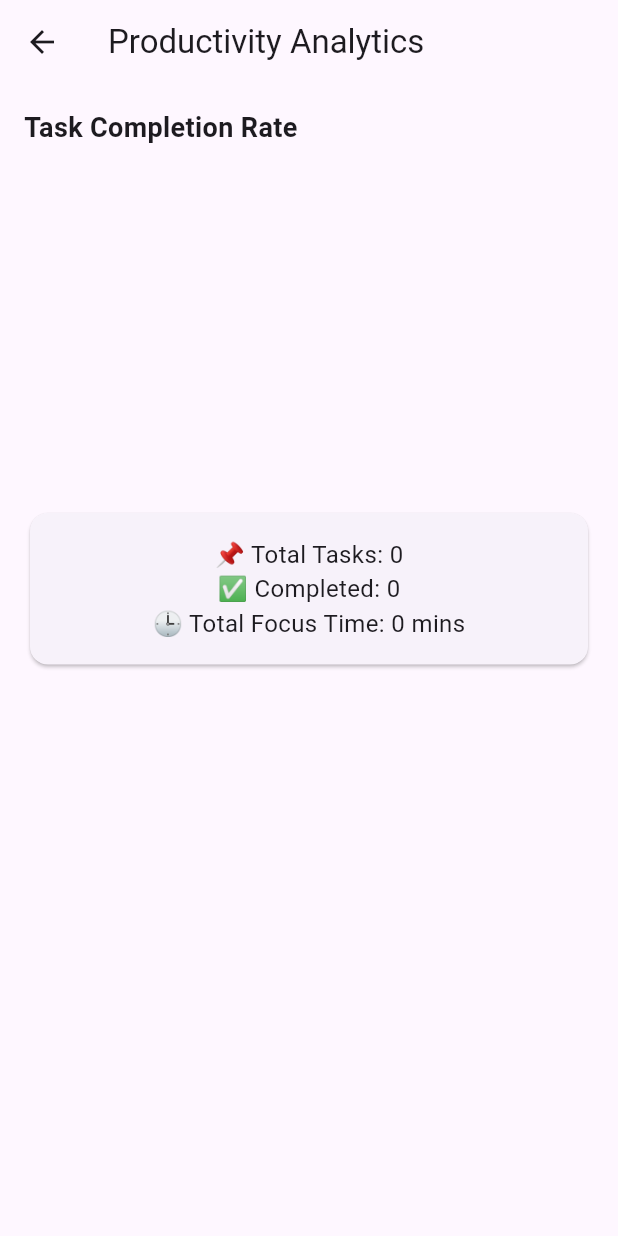
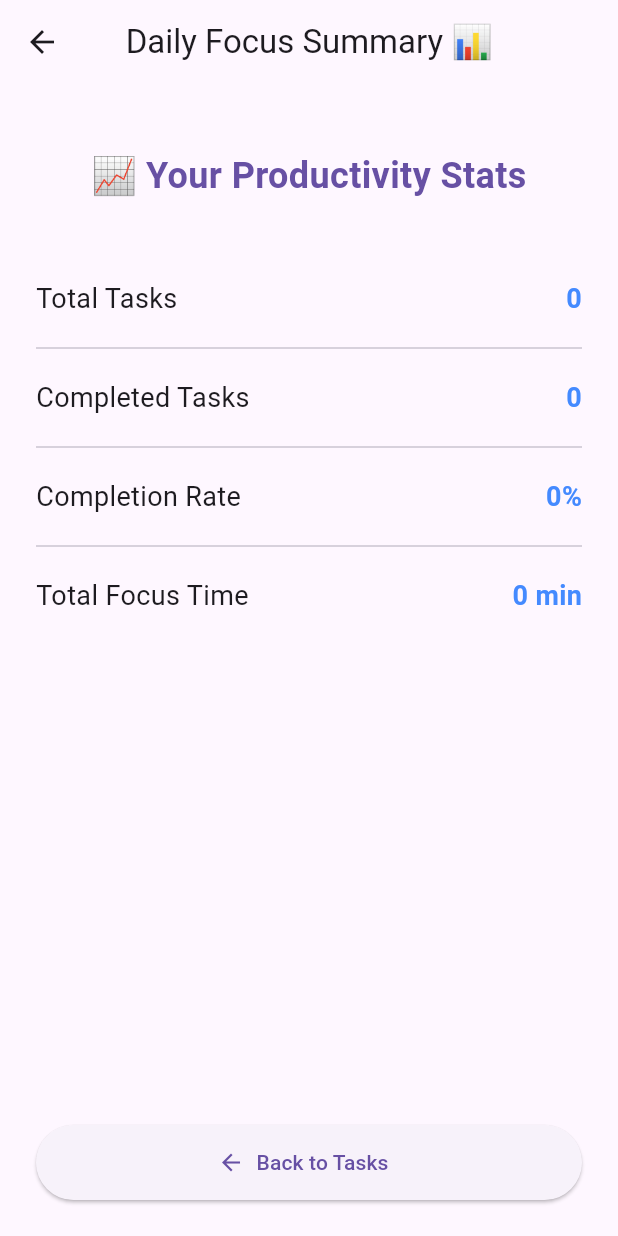
Before and after one commit to EASS-HIT-PART-A-2025-CLASS-VII/FocusEase, a Flutter app: the AnalyticsScreen screen opened directly with empty values, on a phone screen of 412 x 824 dp. Run offline on Flutter 3.47's test engine with Material 3 defaults, Android fonts, the phone set to English and light mode, and no system bars; drawn by our look-alikes of fl_chart; our stand-ins replace flutter_local_notifications, image_picker, shared_preferences, table_calendar, timezone; accounts and stored records are empty.

Commit message:
Major Update: Completed full app structure, smart task scheduling, theme switching (light/dark mode), Spotify mock integration, task notifications, Google Calendar sync prep, and UI enhancements.

```diff
--- a/lib/screens/analytics_screen.dart
+++ b/lib/screens/analytics_screen.dart
@@ -1,5 +1,4 @@
 import 'package:flutter/material.dart';
-import 'package:fl_chart/fl_chart.dart';
 
 class AnalyticsScreen extends StatelessWidget {
   final int totalTasks;
@@ -15,61 +14,46 @@ class AnalyticsScreen extends StatelessWidget {
 
   @override
   Widget build(BuildContext context) {
-    final incompleteTasks = totalTasks - completedTasks;
+    final completionRate = totalTasks == 0
+        ? 0
+        : (completedTasks / totalTasks * 100).toStringAsFixed(1);
 
     return Scaffold(
-      appBar: AppBar(title: const Text('Productivity Analytics')),
+      appBar: AppBar(
+        title: const Text('Daily Focus Summary 📊'),
+        centerTitle: true,
+      ),
       body: Padding(
-        padding: const EdgeInsets.all(16.0),
+        padding: const EdgeInsets.all(24.0),
         child: Column(
-          crossAxisAlignment: CrossAxisAlignment.stretch,
           children: [
-            const Text(
-              'Task Completion Rate',
-              style: TextStyle(fontSize: 18, fontWeight: FontWeight.bold),
+            const SizedBox(height: 20),
+            Text(
+              "📈 Your Productivity Stats",
+              style: TextStyle(
+                fontSize: 24,
+                fontWeight: FontWeight.bold,
+                color: Theme.of(context).colorScheme.primary,
+              ),
+              textAlign: TextAlign.center,
             ),
-            const SizedBox(height: 20),
-            SizedBox(
-              height: 200,
-              child: PieChart(
-                PieChartData(
-                  sections: [
-                    PieChartSectionData(
-                      value: completedTasks.toDouble(),
-                      title: 'Completed ($completedTasks)',
-                      color: Colors.green,
-                      radius: 60,
-                    ),
-                    PieChartSectionData(
-                      value: incompleteTasks.toDouble(),
-                      title: 'Incomplete ($incompleteTasks)',
-                      color: Colors.redAccent,
-                      radius: 60,
-                    ),
-                  ],
-                ),
-              ),
-            ),
-            const SizedBox(height: 20),
-            Card(
-              child: Padding(
-                padding: const EdgeInsets.all(16.0),
-                child: Column(
-                  children: [
-                    Text(
-                      '📌 Total Tasks: $totalTasks',
-                      style: const TextStyle(fontSize: 16),
-                    ),
-                    Text(
-                      '✅ Completed: $completedTasks',
-                      style: const TextStyle(fontSize: 16),
-                    ),
-                    Text(
-                      '🕒 Total Focus Time: $totalMinutes mins',
-                      style: const TextStyle(fontSize: 16),
-                    ),
-                  ],
-                ),
+            const SizedBox(height: 40),
+            _buildStatItem('Total Tasks', totalTasks.toString()),
+            const Divider(),
+            _buildStatItem('Completed Tasks', completedTasks.toString()),
+            const Divider(),
+            _buildStatItem('Completion Rate', '$completionRate%'),
+            const Divider(),
+            _buildStatItem('Total Focus Time', '$totalMinutes min'),
+            const Spacer(),
+            ElevatedButton.icon(
+              onPressed: () {
+                Navigator.pop(context);
+              },
+              icon: const Icon(Icons.arrow_back),
+              label: const Text('Back to Tasks'),
+              style: ElevatedButton.styleFrom(
+                minimumSize: const Size(double.infinity, 50),
               ),
             ),
           ],
@@ -77,4 +61,27 @@ class AnalyticsScreen extends StatelessWidget {
       ),
     );
   }
+
+  Widget _buildStatItem(String title, String value) {
+    return Padding(
+      padding: const EdgeInsets.symmetric(vertical: 12.0),
+      child: Row(
+        mainAxisAlignment: MainAxisAlignment.spaceBetween,
+        children: [
+          Text(
+            title,
+            style: const TextStyle(fontSize: 18),
+          ),
+          Text(
+            value,
+            style: const TextStyle(
+              fontSize: 18,
+              fontWeight: FontWeight.bold,
+              color: Colors.blueAccent,
+            ),
+          ),
+        ],
+      ),
+    );
+  }
 }
--- a/pubspec.yaml
+++ b/pubspec.yaml
@@ -19,6 +19,11 @@ dependencies:
   flutter_local_notifications: ^16.3.2
   timezone: ^0.9.3
   fl_chart: ^0.67.0
+  url_launcher: ^6.2.5
+  table_calendar: ^3.0.9
+  googleapis: ^13.1.0
+  google_sign_in: ^6.2.1
+
 
 dev_dependencies:
   flutter_test:
```
Also changed, not shown: lib/main.dart (+45 -9 lines), lib/screens/calendar_screen.dart (added, +82 -0 lines), lib/screens/login_screen.dart (+20 -12 lines), lib/screens/manual_task_screen.dart (+41 -5 lines), lib/screens/media_screen.dart (+18 -20 lines), lib/screens/now_playing_screen.dart (added, +73 -0 lines), lib/screens/register_screen.dart (+10 -19 lines), lib/screens/spotify_connect_screen.dart (added, +72 -0 lines), lib/screens/tasks_screen.dart (+20 -5 lines), lib/utils/alarm_service.dart (added, +46 -0 lines), pubspec.lock, 6 other files.
